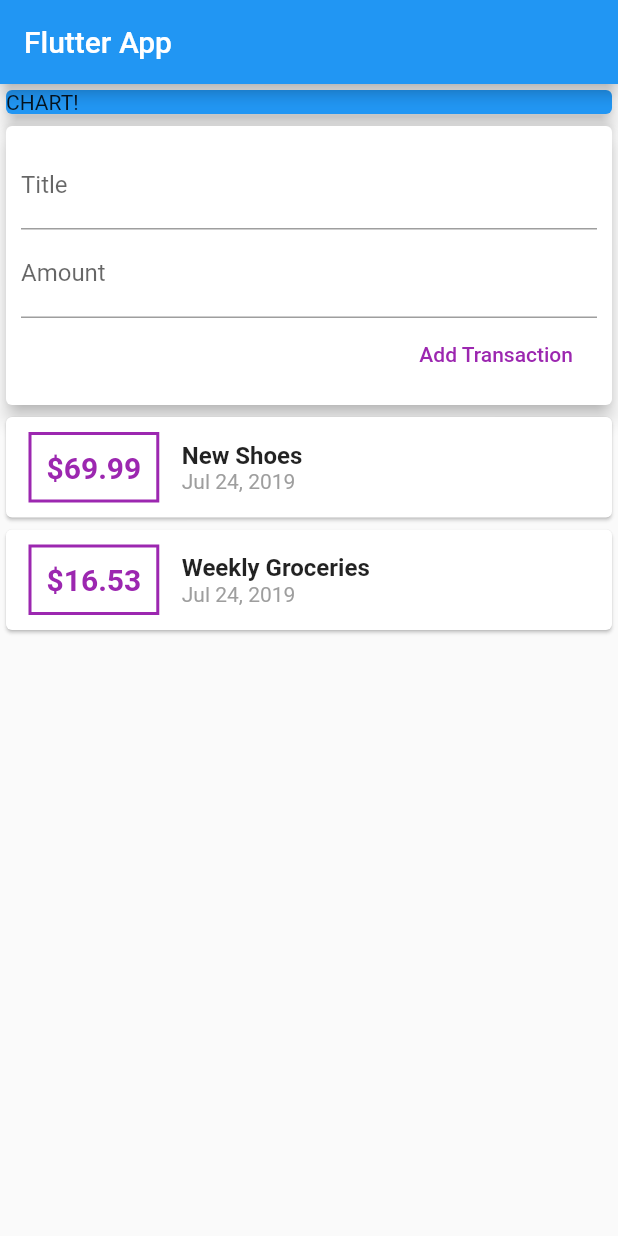
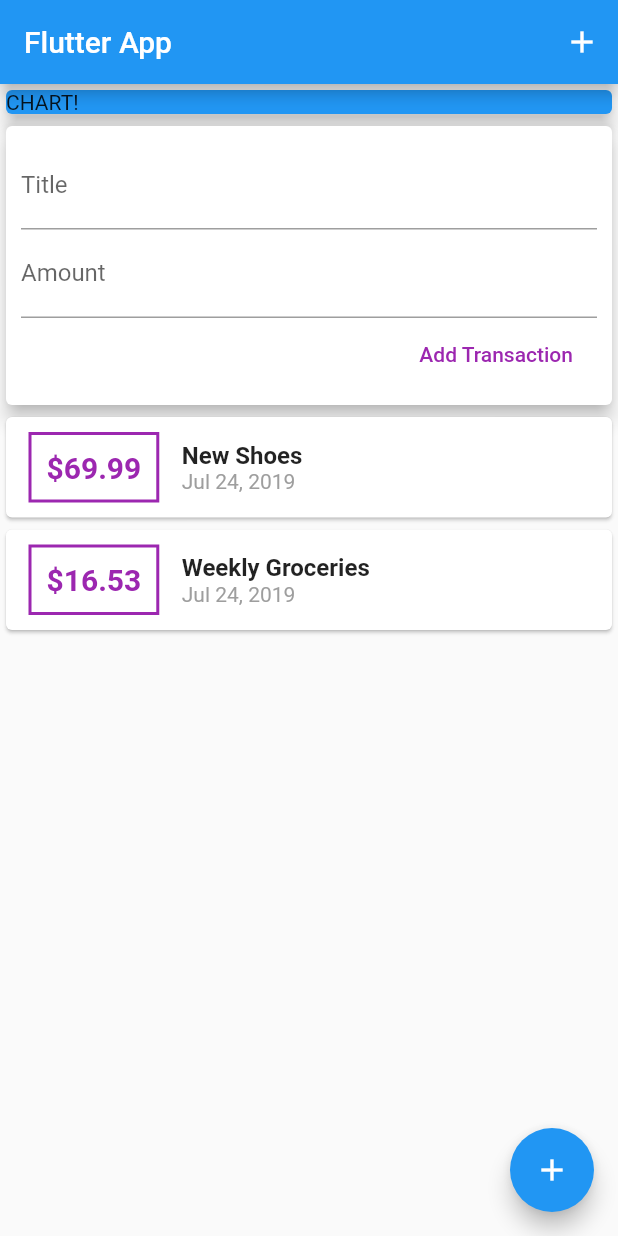
Before and after one commit to mcndoungerii/expensesApp, a Flutter app: the screen it shows after launch, on a phone screen of 412 x 824 dp. Run offline on Flutter 3.47's test engine with Material 2 defaults, Android fonts, the phone set to English and light mode, and no system bars.

Commit message:
Adding AppBar Buttons & Floating Action Button

```diff
--- a/lib/main.dart
+++ b/lib/main.dart
@@ -1,6 +1,5 @@
 import 'package:flutter/material.dart';
 import './widgets/user_transaction.dart';
-
 
 void main() => runApp(MyApp());
 
@@ -26,9 +25,17 @@ class MyHomePage extends StatelessWidget {
     return Scaffold(
       appBar: AppBar(
         title: Text('Flutter App'),
+        actions: <Widget>[
+          IconButton(
+            icon: Icon(
+              Icons.add,
+            ),
+            onPressed: () {},
+          ),
+        ],
       ),
       body: SingleChildScrollView(
-              child: Column(
+        child: Column(
           // mainAxisAlignment: MainAxisAlignment.start,
           crossAxisAlignment: CrossAxisAlignment.stretch,
           children: <Widget>[
@@ -44,6 +51,10 @@ class MyHomePage extends StatelessWidget {
           ],
         ),
       ),
+      floatingActionButton: FloatingActionButton(
+        child: Icon(Icons.add),
+        onPressed: () {},
+      ),
     );
   }
 }
```
